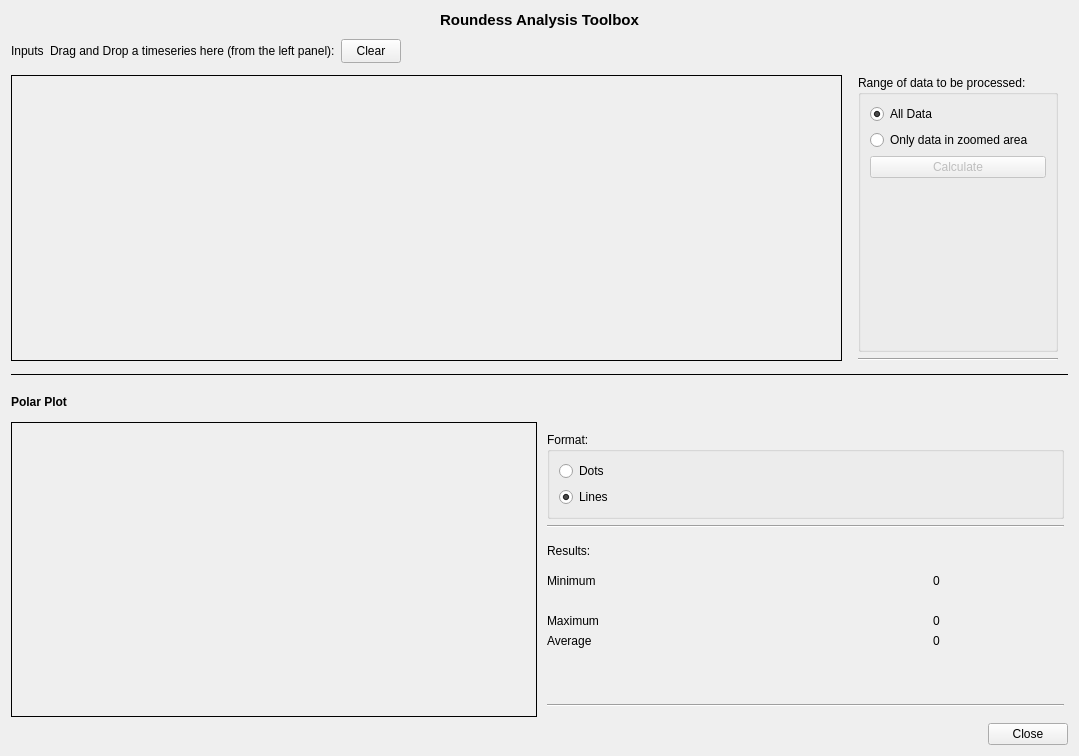
This is src/balyrond-pj-plugins/ToolboxRoundness/toolbox_roundness.ui in zdavkeos/balyrond as Qt 5 draws it before an edit. The edited form follows.
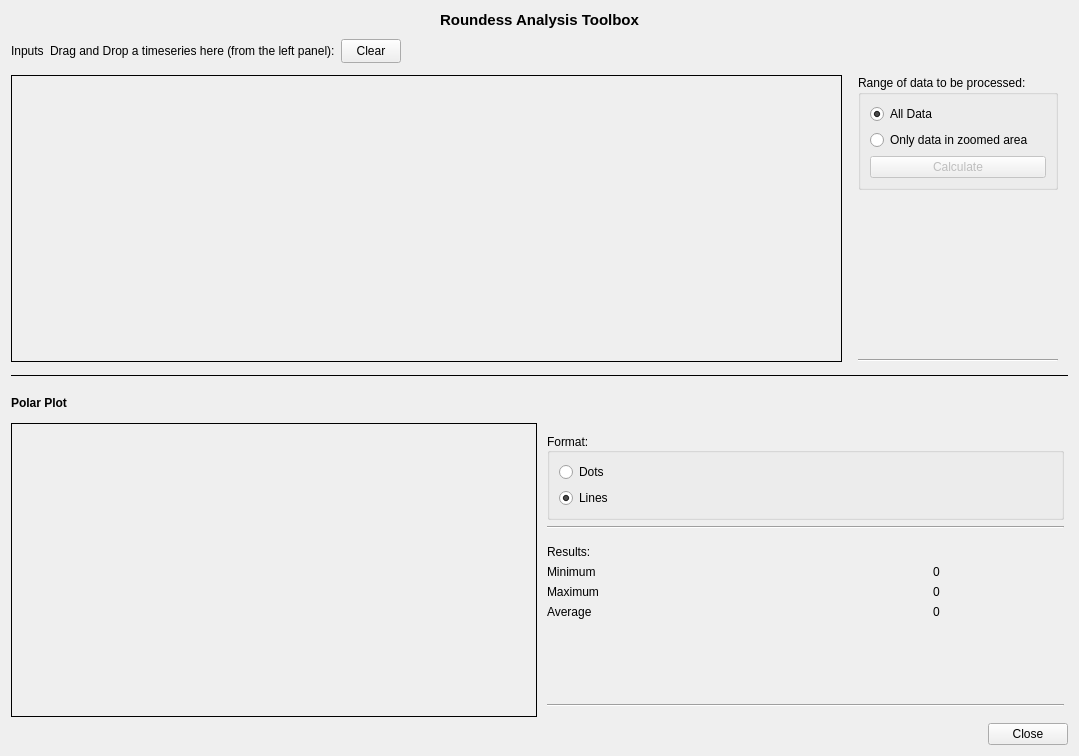
This is the edited form.

Commit message: Update README, fix some layout wonky-ness

The edit to the form file:
```diff
--- a/src/balyrond-pj-plugins/ToolboxRoundness/toolbox_roundness.ui
+++ b/src/balyrond-pj-plugins/ToolboxRoundness/toolbox_roundness.ui
@@ -167,6 +167,9 @@
             </property>
            </widget>
           </item>
+         </layout>
+        </widget>
+       </item>
           <item>
            <spacer name="verticalSpacer_3">
             <property name="orientation">
@@ -180,9 +183,6 @@
             </property>
            </spacer>
           </item>
-         </layout>
-        </widget>
-       </item>
        <item>
         <widget class="Line" name="line_2">
          <property name="orientation">
@@ -280,9 +280,21 @@
            <height>0</height>
           </size>
          </property>
+         <property name="layoutDirection">
+          <enum>Qt::LeftToRight</enum>
+         </property>
          <property name="title">
           <string>Format:</string>
          </property>
+         <property name="alignment">
+          <set>Qt::AlignLeading|Qt::AlignLeft|Qt::AlignVCenter</set>
+         </property>
+         <property name="flat">
+          <bool>false</bool>
+         </property>
+         <property name="checkable">
+          <bool>false</bool>
+         </property>
          <layout class="QVBoxLayout" name="verticalLayout_5">
           <item>
            <widget class="QRadioButton" name="radioButtonDots">
@@ -335,10 +347,10 @@
          <item>
           <layout class="QHBoxLayout" name="horizontalLayout_6">
            <property name="topMargin">
-            <number>10</number>
+            <number>0</number>
            </property>
            <property name="bottomMargin">
-            <number>10</number>
+            <number>0</number>
            </property>
            <item>
             <widget class="QLabel" name="label_8">
@@ -362,7 +374,7 @@
          <item>
           <layout class="QHBoxLayout" name="horizontalLayout_7">
            <property name="topMargin">
-            <number>10</number>
+            <number>0</number>
            </property>
            <item>
             <widget class="QLabel" name="label_9">
```
Lines whose indentation alone changed are shown as unchanged. The commit also changes 1 other file.
